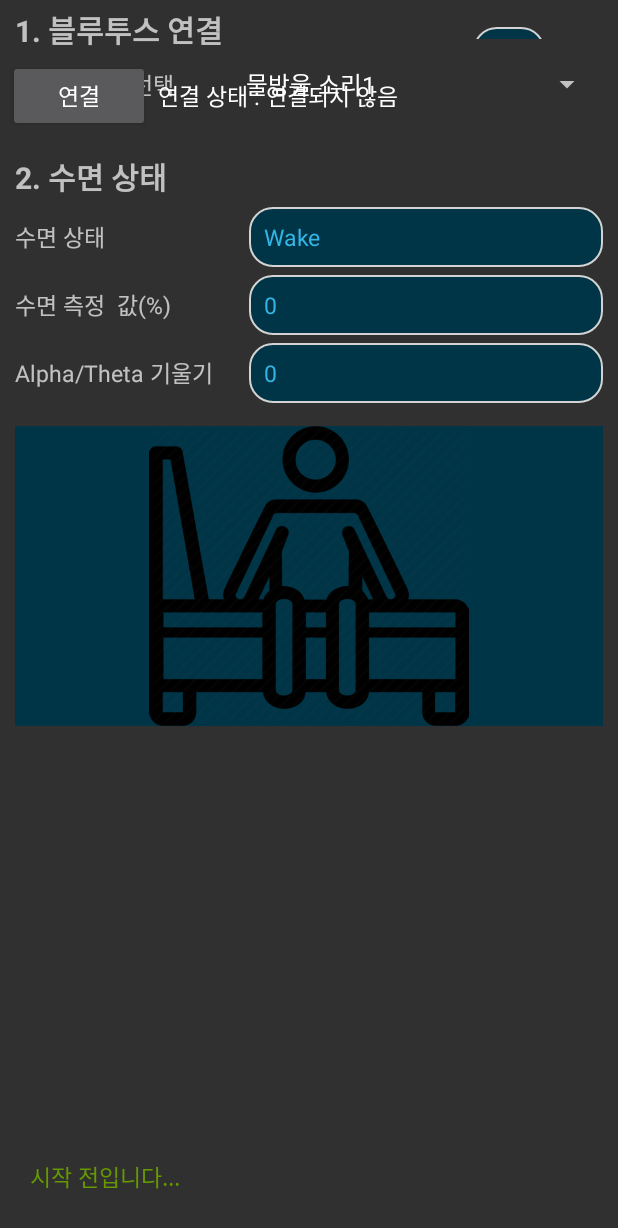
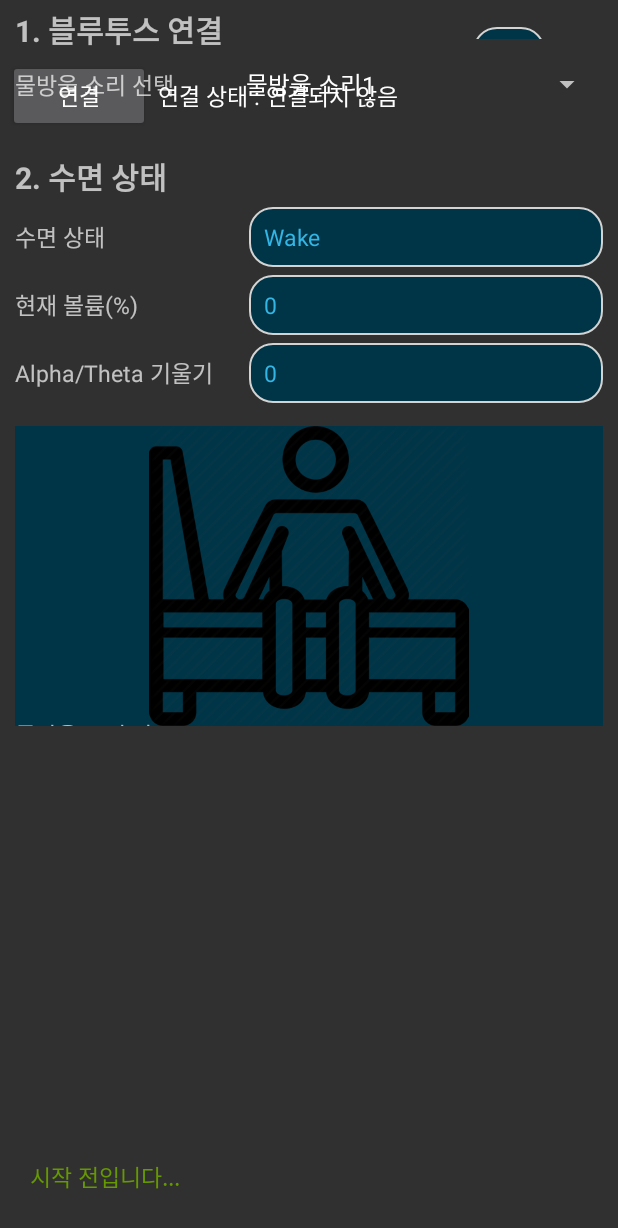
Before and after one commit to jungbini/NeuroFeedback, an Android app: the NeuroFeedbackActivity screen opened directly, with no data from a screen before it, on a phone screen of 412 x 824 dp. Shown: the top 1228 px of the screen. Run offline under Robolectric (Android 15) with nearby library versions, the phone set to English and light mode, and no system bars; libraries missing offline, so code that uses them is left out: org.jtransforms.fft; 3 statements that could not run were skipped.

Commit message:
Release 1.0

```diff
--- a/app/src/main/java/bluetoothspp/akexorcist/app/DataProcessing/DataIOThread.java
+++ b/app/src/main/java/bluetoothspp/akexorcist/app/DataProcessing/DataIOThread.java
@@ -10,6 +10,7 @@ import android.widget.Toast;
 import org.apache.log4j.Logger;
 
 import java.io.BufferedReader;
+import java.io.IOException;
 import java.io.InputStream;
 import java.io.InputStreamReader;
 import java.io.OutputStream;
@@ -189,6 +190,7 @@ public class DataIOThread extends Thread {
                     Log.d("Neuro 데이터 전송", postParameters);
 
                     try {
+
                         HttpURLConnection httpURLConnection = (HttpURLConnection) url.openConnection();
 
                         httpURLConnection.setReadTimeout(5000);
--- a/app/src/main/res/layout/activity_neurofeedback.xml
+++ b/app/src/main/res/layout/activity_neurofeedback.xml
@@ -26,6 +26,201 @@
                 android:id="@android:id/tabcontent"
                 android:layout_width="match_parent"
                 android:layout_height="wrap_content">
+
+                <LinearLayout
+                    android:id="@+id/tabMain"
+                    android:layout_width="match_parent"
+                    android:layout_height="wrap_content"
+                    android:orientation="vertical">
+
+                    <TextView
+                        android:id="@+id/txtBluetooth"
+                        android:layout_width="match_parent"
+                        android:layout_height="40dp"
+                        android:layout_weight="1"
+                        android:gravity="left|center_vertical"
+                        android:paddingLeft="10dp"
+                        android:text="1. 블루투스 연결"
+                        android:textSize="20dp"
+                        android:textStyle="bold" />
+
+                    <LinearLayout
+                        android:id="@+id/layoutConnect"
+                        android:layout_width="match_parent"
+                        android:layout_height="wrap_content"
+                        android:orientation="horizontal">
+
+                        <Button
+                            android:id="@+id/btnBTConnect"
+                            android:layout_width="200dp"
+                            android:layout_height="wrap_content"
+                            android:layout_marginLeft="5dp"
+                            android:layout_marginRight="5dp"
+                            android:layout_weight="1"
+                            android:text="연결"
+                            android:textSize="15dp" />
+
+                        <TextView
+                            android:id="@+id/textBTStatus"
+                            android:layout_width="match_parent"
+                            android:layout_height="match_parent"
+                            android:layout_marginRight="10dp"
+                            android:layout_weight="1"
+                            android:focusable="false"
+                            android:gravity="left|center_vertical"
+                            android:text="연결 상태 : 연결되지 않음"
+                            android:textAppearance="@style/TextAppearance.AppCompat.Body1"
+                            android:textSize="15dp" />
+
+                    </LinearLayout>
+
+                    <TextView
+                        android:id="@+id/txtStatus"
+                        android:layout_width="match_parent"
+                        android:layout_height="40dp"
+                        android:layout_marginTop="10dp"
+                        android:layout_weight="1"
+                        android:gravity="left|center_vertical"
+                        android:paddingLeft="10dp"
+                        android:text="2. 수면 상태"
+                        android:textSize="20dp"
+                        android:textStyle="bold" />
+
+                    <LinearLayout
+                        android:id="@+id/layoutSleepStage"
+                        android:layout_width="match_parent"
+                        android:layout_height="40dp"
+                        android:layout_marginBottom="5dp"
+                        android:orientation="horizontal">
+
+                        <TextView
+                            android:id="@+id/lblSleepStage"
+                            android:layout_width="100dp"
+                            android:layout_height="match_parent"
+                            android:layout_marginRight="10dp"
+                            android:layout_weight="1"
+                            android:gravity="left|center_vertical"
+                            android:paddingLeft="10dp"
+                            android:text="수면 상태"
+                            android:textAllCaps="false"
+                            android:textSize="15dp" />
+
+                        <EditText
+                            android:id="@+id/tboxSleepStage"
+                            android:layout_width="wrap_content"
+                            android:layout_height="match_parent"
+                            android:layout_marginRight="10dp"
+                            android:layout_weight="1"
+                            android:background="@drawable/rectangletextview"
+                            android:ems="10"
+                            android:focusable="false"
+                            android:inputType="textPersonName"
+                            android:paddingLeft="10dp"
+                            android:selectAllOnFocus="false"
+                            android:singleLine="false"
+                            android:text="Wake"
+                            android:textAppearance="@style/TextAppearance.AppCompat"
+                            android:textColor="@android:color/holo_blue_light"
+                            android:textSize="15dp"
+                            tools:text="Wake" />
+
+                    </LinearLayout>
+
+                    <LinearLayout
+                        android:id="@+id/layoutModelValue"
+                        android:layout_width="match_parent"
+                        android:layout_height="40dp"
+                        android:layout_marginBottom="5dp"
+                        android:orientation="horizontal">
+
+                        <TextView
+                            android:id="@+id/lblCurVolumn"
+                            android:layout_width="100dp"
+                            android:layout_height="match_parent"
+                            android:layout_marginRight="10dp"
+                            android:layout_weight="1"
+                            android:gravity="left|center_vertical"
+                            android:paddingLeft="10dp"
+                            android:text="현재 볼륨(%)"
+                            android:textAllCaps="false"
+                            android:textSize="15dp" />
+
+                        <EditText
+                            android:id="@+id/tboxCurVolumn"
+                            android:layout_width="wrap_content"
+                            android:layout_height="match_parent"
+                            android:layout_marginRight="10dp"
+                            android:layout_weight="1"
+                            android:background="@drawable/rectangletextview"
+                            android:ems="10"
+                            android:focusable="false"
+                            android:inputType="textPersonName"
+                            android:paddingLeft="10dp"
+                            android:text="0"
+                            android:textColor="@android:color/holo_blue_light"
+                            android:textSize="15dp" />
+
+                    </LinearLayout>
+
+                    <LinearLayout
+                        android:id="@+id/layoutRegression"
+                        android:layout_width="match_parent"
+                        android:layout_height="40dp"
+                        android:layout_marginBottom="5dp"
+                        android:layout_weight="1"
+                        android:orientation="horizontal">
+
+                        <TextView
+                            android:id="@+id/lblRegressionResult"
+                            android:layout_width="100dp"
+                            android:layout_height="match_parent"
+                            android:layout_marginRight="10dp"
+                            android:layout_weight="1"
+                            android:gravity="left|center_vertical"
+                            android:paddingLeft="10dp"
+                            android:text="Alpha/Theta 기울기"
+                            android:textAllCaps="false"
+                            android:textSize="15dp" />
+
+                        <EditText
+                            android:id="@+id/tboxRegressionResult"
+                            android:layout_width="wrap_content"
+                            android:layout_height="match_parent"
+                            android:layout_marginRight="10dp"
+                            android:layout_weight="1"
+                            android:background="@drawable/rectangletextview"
+                            android:ems="10"
+                            android:focusable="false"
+                            android:inputType="textPersonName"
+                            android:paddingLeft="10dp"
+                            android:text="0"
+                            android:textColor="@android:color/holo_blue_light"
+                            android:textSize="15dp" />
+
+                    </LinearLayout>
+
+                    <LinearLayout
+                        android:layout_width="match_parent"
+                        android:layout_height="match_parent"
+                        android:layout_weight="1"
+                        android:orientation="vertical">
+
+                        <ImageView
+                            android:id="@+id/imageView"
+                            android:layout_width="match_parent"
+                            android:layout_height="200dp"
+                            android:layout_gravity="center"
+                            android:layout_marginLeft="10dp"
+                            android:layout_marginTop="10dp"
+                            android:layout_marginRight="10dp"
+                            android:layout_weight="1"
+                            android:background="@color/Darkholo"
+                            android:visibility="visible" />
+
+                    </LinearLayout>
+
+
+                </LinearLayout>
 
                 <LinearLayout
                     android:id="@+id/tabSetting"
@@ -214,7 +409,6 @@
                                 android:layout_width="wrap_content"
                                 android:layout_height="40dp"
                                 android:layout_weight="1"
-                                android:checked="true"
                                 android:gravity="left|fill_vertical"
                                 android:text="5초"
                                 android:textSize="15dp" />
@@ -233,6 +427,7 @@
                                 android:layout_width="wrap_content"
                                 android:layout_height="40dp"
                                 android:layout_weight="1"
+                                android:checked="true"
                                 android:gravity="left|fill_vertical"
                                 android:text="10초"
                                 android:textSize="15dp" />
@@ -264,201 +459,6 @@
 
                 </LinearLayout>
 
-                <LinearLayout
-                    android:id="@+id/tabMain"
-                    android:layout_width="match_parent"
-                    android:layout_height="wrap_content"
-                    android:orientation="vertical">
-
-                    <TextView
-                        android:id="@+id/txtBluetooth"
-                        android:layout_width="match_parent"
-                        android:layout_height="40dp"
-                        android:layout_weight="1"
-                        android:gravity="left|center_vertical"
-                        android:paddingLeft="10dp"
-                        android:text="1. 블루투스 연결"
-                        android:textSize="20dp"
-                        android:textStyle="bold" />
-
-                    <LinearLayout
-                        android:id="@+id/layoutConnect"
-                        android:layout_width="match_parent"
-                        android:layout_height="wrap_content"
-                        android:orientation="horizontal">
-
-                        <Button
-                            android:id="@+id/btnBTConnect"
-                            android:layout_width="200dp"
-                            android:layout_height="wrap_content"
-                            android:layout_marginLeft="5dp"
-                            android:layout_marginRight="5dp"
-                            android:layout_weight="1"
-                            android:text="연결"
-                            android:textSize="15dp" />
-
-                        <TextView
-                            android:id="@+id/textBTStatus"
-                            android:layout_width="match_parent"
-                            android:layout_height="match_parent"
-                            android:layout_marginRight="10dp"
-                            android:layout_weight="1"
-                            android:focusable="false"
-                            android:gravity="left|center_vertical"
-                            android:text="연결 상태 : 연결되지 않음"
-                            android:textAppearance="@style/TextAppearance.AppCompat.Body1"
-                            android:textSize="15dp" />
-
-                    </LinearLayout>
-
-                    <TextView
-                        android:id="@+id/txtStatus"
-                        android:layout_width="match_parent"
-                        android:layout_height="40dp"
-                        android:layout_marginTop="10dp"
-                        android:layout_weight="1"
-                        android:gravity="left|center_vertical"
-                        android:paddingLeft="10dp"
-                        android:text="2. 수면 상태"
-                        android:textSize="20dp"
-                        android:textStyle="bold" />
-
-                    <LinearLayout
-                        android:id="@+id/layoutSleepStage"
-                        android:layout_width="match_parent"
-                        android:layout_height="40dp"
-                        android:layout_marginBottom="5dp"
-                        android:orientation="horizontal">
-
-                        <TextView
-                            android:id="@+id/lblSleepStage"
-                            android:layout_width="100dp"
-                            android:layout_height="match_parent"
-                            android:layout_marginRight="10dp"
-                            android:layout_weight="1"
-                            android:gravity="left|center_vertical"
-                            android:paddingLeft="10dp"
-                            android:text="수면 상태"
-                            android:textAllCaps="false"
-                            android:textSize="15dp" />
-
-                        <EditText
-                            android:id="@+id/tboxSleepStage"
-                            android:layout_width="wrap_content"
-                            android:layout_height="match_parent"
-                            android:layout_marginRight="10dp"
-                            android:layout_weight="1"
-                            android:background="@drawable/rectangletextview"
-                            android:ems="10"
-                            android:focusable="false"
-                            android:inputType="textPersonName"
-                            android:paddingLeft="10dp"
-                            android:selectAllOnFocus="false"
-                            android:singleLine="false"
-                            android:text="Wake"
-                            android:textAppearance="@style/TextAppearance.AppCompat"
-                            android:textColor="@android:color/holo_blue_light"
-                            android:textSize="15dp"
-                            tools:text="Wake" />
-
-                    </LinearLayout>
-
-                    <LinearLayout
-                        android:id="@+id/layoutModelValue"
-                        android:layout_width="match_parent"
-                        android:layout_height="40dp"
-                        android:layout_marginBottom="5dp"
-                        android:orientation="horizontal">
-
-                        <TextView
-                            android:id="@+id/lblModelValue"
-                            android:layout_width="100dp"
-                            android:layout_height="match_parent"
-                            android:layout_marginRight="10dp"
-                            android:layout_weight="1"
-                            android:gravity="left|center_vertical"
-                            android:paddingLeft="10dp"
-                            android:text="수면 측정  값(%)"
-                            android:textAllCaps="false"
-                            android:textSize="15dp" />
-
-                        <EditText
-                            android:id="@+id/tboxModelValue"
-                            android:layout_width="wrap_content"
-                            android:layout_height="match_parent"
-                            android:layout_marginRight="10dp"
-                            android:layout_weight="1"
-                            android:background="@drawable/rectangletextview"
-                            android:ems="10"
-                            android:focusable="false"
-                            android:inputType="textPersonName"
-                            android:paddingLeft="10dp"
-                            android:text="0"
-                            android:textColor="@android:color/holo_blue_light"
-                            android:textSize="15dp" />
-
-                    </LinearLayout>
-
-                    <LinearLayout
-                        android:id="@+id/layoutRegression"
-                        android:layout_width="match_parent"
-                        android:layout_height="40dp"
-                        android:layout_marginBottom="5dp"
-                        android:layout_weight="1"
-                        android:orientation="horizontal">
-
-                        <TextView
-                            android:id="@+id/lblRegressionResult"
-                            android:layout_width="100dp"
-                            android:layout_height="match_parent"
-                            android:layout_marginRight="10dp"
-                            android:layout_weight="1"
-                            android:gravity="left|center_vertical"
-                            android:paddingLeft="10dp"
-                            android:text="Alpha/Theta 기울기"
-                            android:textAllCaps="false"
-                            android:textSize="15dp" />
-
-                        <EditText
-                            android:id="@+id/tboxRegressionResult"
-                            android:layout_width="wrap_content"
-                            android:layout_height="match_parent"
-                            android:layout_marginRight="10dp"
-                            android:layout_weight="1"
-                            android:background="@drawable/rectangletextview"
-                            android:ems="10"
-                            android:focusable="false"
-                            android:inputType="textPersonName"
-                            android:paddingLeft="10dp"
-                            android:text="0"
-                            android:textColor="@android:color/holo_blue_light"
-                            android:textSize="15dp" />
-
-                    </LinearLayout>
-
-                    <LinearLayout
-                        android:layout_width="match_parent"
-                        android:layout_height="match_parent"
-                        android:layout_weight="1"
-                        android:orientation="vertical">
-
-                        <ImageView
-                            android:id="@+id/imageView"
-                            android:layout_width="match_parent"
-                            android:layout_height="200dp"
-                            android:layout_gravity="center"
-                            android:layout_marginLeft="10dp"
-                            android:layout_marginTop="10dp"
-                            android:layout_marginRight="10dp"
-                            android:layout_weight="1"
-                            android:background="@color/Darkholo"
-                            android:visibility="visible" />
-
-                    </LinearLayout>
-
-
-                </LinearLayout>
-
             </FrameLayout>
 
             <TextView
```
Also changed, not shown: app/src/main/java/bluetoothspp/akexorcist/app/NeuroAnalyzer/NeuroFeedbackActivity.java (+108 -57 lines), app/src/main/java/bluetoothspp/akexorcist/app/RegressionAnalysis/LinearRegression.java (added, +117 -0 lines).
